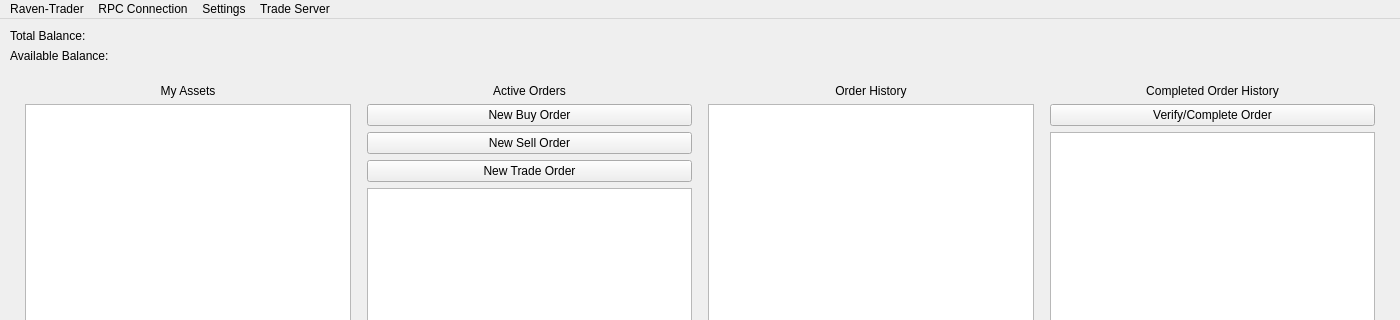
This is ui/qt/main_window.ui in ben-abraham/raven-trader-pro as Qt 5 draws it before an edit; both pictures show x 0 to 1400 and y 0 to 320 of the 1400 by 800 pixel window. The edited form follows.
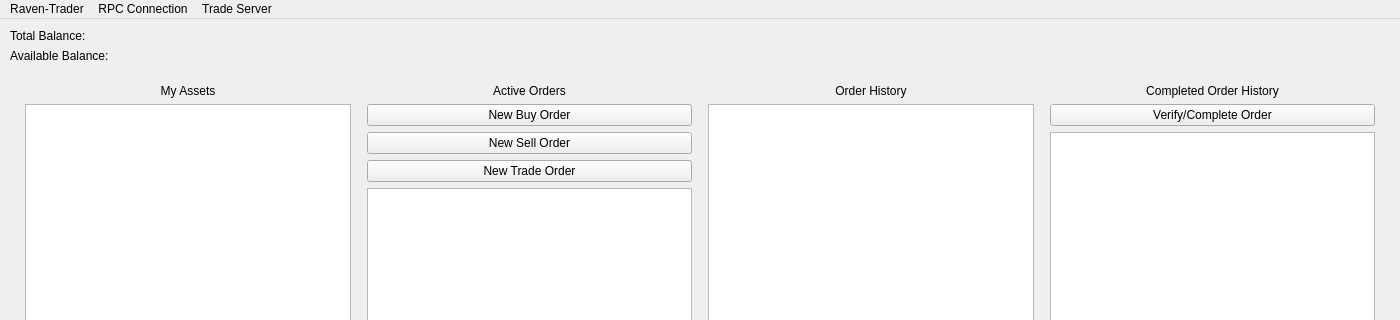
This is the edited form.

Commit message: Lots of cleanup: Added prompt if first launch, brings up editor. Cleaned up some usings. Added timeout errors Removed AppSettings.instance Added more messages for tx decoding errors Added open_file() helper Removed unused settings menu for the time being.

What changed in the file:
```diff
--- a/ui/qt/main_window.ui
+++ b/ui/qt/main_window.ui
@@ -233,13 +233,6 @@
      <string>RPC Connection</string>
     </property>
    </widget>
-
-   <widget class="QMenu" name="menuSettings">
-    <property name="title">
-     <string>Settings</string>
-    </property>
-    <addaction name="actionDefault_Destination"/>
-   </widget>
    
    <widget class="QMenu" name="menuServer">
     <property name="title">
@@ -250,7 +243,6 @@
 
    <addaction name="menuFile"/>
    <addaction name="menuConnection"/>
-   <addaction name="menuSettings"/>
    <addaction name="menuServer"/>
   </widget>
 
```
The commit also changes 11 other files.
